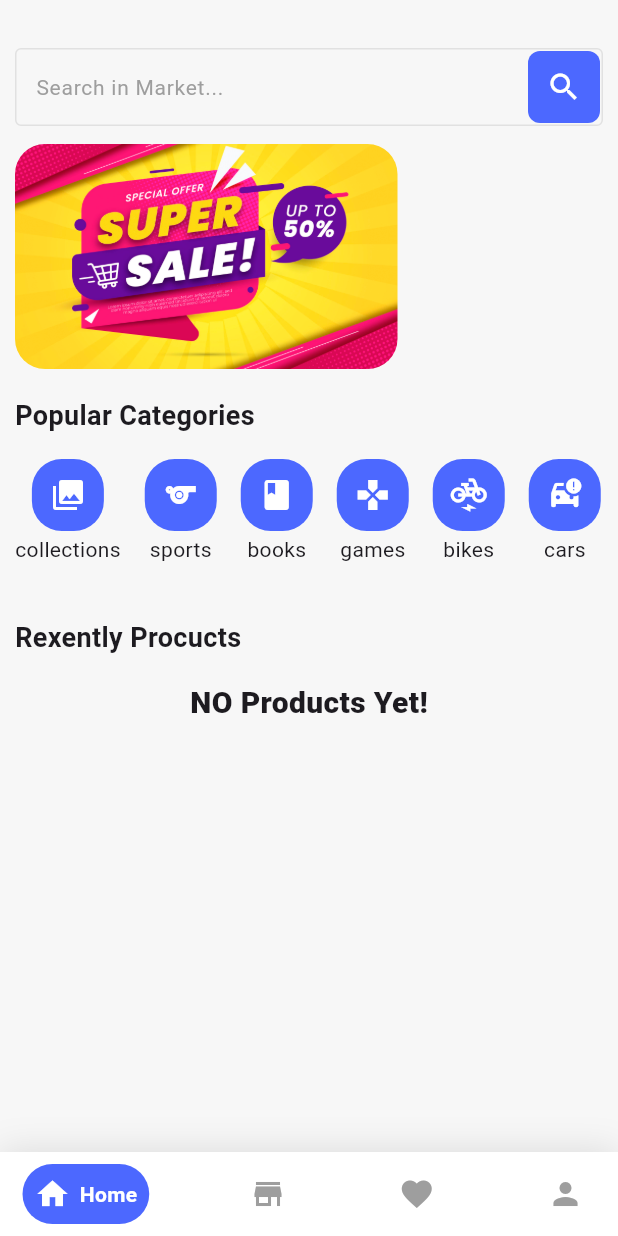
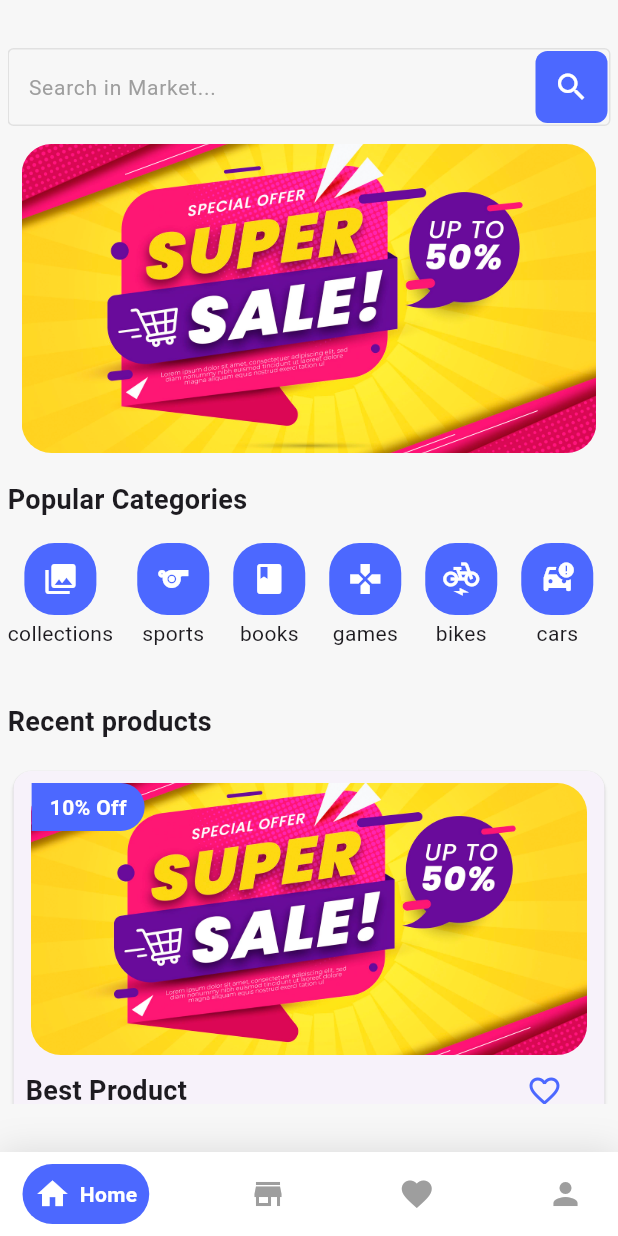
Before and after one commit to Siamoo/My_Market, a Flutter app: the screen it shows after launch, on a phone screen of 412 x 824 dp. Run offline on Flutter 3.47's test engine with Material 3 defaults, Android fonts, the phone set to English and light mode, and no system bars; drawn by our look-alikes of google_nav_bar; our stand-ins replace flutter_bloc.

Commit message:
Add recentproducts Item to home view

```diff
--- a/lib/main.dart
+++ b/lib/main.dart
@@ -1,6 +1,4 @@
 import 'package:e_commerce/core/app_colors.dart';
-import 'package:e_commerce/views/auth/ui/login_view.dart';
-import 'package:e_commerce/views/auth/ui/signup_view.dart';
 import 'package:e_commerce/views/nav_bar/ui/main_home_view.dart';
 import 'package:flutter/material.dart';
 
--- a/lib/views/auth/ui/signup_view.dart
+++ b/lib/views/auth/ui/signup_view.dart
@@ -1,8 +1,6 @@
 import 'package:e_commerce/core/app_colors.dart';
 import 'package:e_commerce/core/navigation_service.dart';
-import 'package:e_commerce/views/auth/ui/login_view.dart';
 import 'package:e_commerce/views/auth/ui/widgets/custom_email_text_form_field.dart';
-import 'package:e_commerce/views/auth/ui/widgets/custom_forgot_pass_text_button.dart';
 import 'package:e_commerce/views/auth/ui/widgets/custom_login_button.dart';
 import 'package:e_commerce/views/auth/ui/widgets/custom_name_text_form_field.dart';
 import 'package:e_commerce/views/auth/ui/widgets/custom_sign_up_text_button.dart';
--- a/lib/views/auth/ui/widgets/custom_sign_up_text_button.dart
+++ b/lib/views/auth/ui/widgets/custom_sign_up_text_button.dart
@@ -1,5 +1,4 @@
 import 'package:e_commerce/core/app_colors.dart';
-import 'package:e_commerce/views/auth/ui/login_view.dart';
 import 'package:flutter/material.dart';
 
 class CustomSignUpTextButton extends StatelessWidget {
--- /dev/null
+++ b/lib/views/home/widgets/custom_home_recent_product_item.dart
@@ -0,0 +1,126 @@
+import 'package:e_commerce/core/app_colors.dart';
+import 'package:e_commerce/views/home/widgets/custom_image.dart';
+import 'package:flutter/material.dart';
+
+class CustomHomeRecentProductsItem extends StatelessWidget {
+  const CustomHomeRecentProductsItem({
+    super.key,
+    required this.screenWidth,
+    required this.screenHeight,
+    required this.sale,
+    required this.productName,
+    required this.productCount,
+    required this.pastCount,
+  });
+
+  final double screenWidth;
+  final double screenHeight;
+  final int sale;
+  final String productName;
+  final int productCount;
+  final int pastCount;
+
+  @override
+  Widget build(BuildContext context) {
+    return Card(
+      child: Padding(
+        padding: const EdgeInsets.all(8.0),
+        child: Column(
+          children: [
+            Stack(
+              clipBehavior: Clip.none,
+              children: [
+                CustomImage(
+                  width: screenWidth * 0.9,
+                  height: screenHeight * 0.22,
+                  imageUrl: 'assets/images/product.jpg',
+                ),
+                Positioned(
+                  top:
+                      (screenHeight *
+                      0.00001), // 10% of image height above the image
+                  left: .5, // adjust as needed
+                  child: Container(
+                    padding: EdgeInsets.symmetric(horizontal: 12, vertical: 6),
+                    decoration: BoxDecoration(
+                      color: AppColors.kPrimaryColor,
+                      borderRadius: BorderRadius.only(
+                        topRight: Radius.circular(20),
+                        bottomRight: Radius.circular(20),
+                      ),
+                    ),
+                    child: Text(
+                      '$sale% Off',
+                      style: TextStyle(
+                        color: Colors.white,
+                        fontWeight: FontWeight.bold,
+                        fontSize: 14,
+                      ),
+                    ),
+                  ),
+                ),
+              ],
+            ),
+            Row(
+              children: [
+                Text(
+                  productName,
+                  style: TextStyle(fontSize: 18, fontWeight: FontWeight.bold),
+                ),
+                Spacer(),
+                IconButton(
+                  onPressed: () {},
+                  icon: Icon(Icons.favorite_border),
+                  color: AppColors.kPrimaryColor,
+                ),
+                SizedBox(width: 8),
+              ],
+            ),
+            Row(
+              children: [
+                Column(
+                  children: [
+                    Text(
+                      '$productCount LE',
+                      style: TextStyle(
+                        fontSize: 16,
+                        fontWeight: FontWeight.bold,
+                      ),
+                    ),
+                    // ...inside your Column in the Row...
+                    Text(
+                      '$pastCount LE',
+                      style: TextStyle(
+                        fontSize: 14,
+                        fontWeight: FontWeight.bold,
+                        color: Colors.grey,
+                        decoration: TextDecoration
+                            .lineThrough, // <-- this adds the line
+                      ),
+                    ),
+                  ],
+                ),
+                Spacer(),
+                ElevatedButton(
+                  onPressed: () {},
+                  style: ElevatedButton.styleFrom(
+                    padding: EdgeInsets.symmetric(horizontal: 20, vertical: 10),
+                    backgroundColor: AppColors.kPrimaryColor,
+                    shape: RoundedRectangleBorder(
+                      borderRadius: BorderRadius.circular(10),
+                    ),
+                  ),
+                  child: Text(
+                    'buy now',
+                    style: TextStyle(color: AppColors.kWhiteColor),
+                  ),
+                ),
+                SizedBox(width: 8),
+              ],
+            ),
+          ],
+        ),
+      ),
+    );
+  }
+}
--- /dev/null
+++ b/lib/views/home/widgets/custom_image.dart
@@ -0,0 +1,20 @@
+import 'package:flutter/material.dart';
+
+class CustomImage extends StatelessWidget {
+  const CustomImage({super.key, required this.width, required this.height, required this.imageUrl});
+  final double width;
+  final double height;
+  final String imageUrl;
+  @override
+  Widget build(BuildContext context) {
+    return ClipRRect(
+      borderRadius: BorderRadius.circular(20),
+      child: Image.asset(
+        'assets/images/5694129.jpg',
+        width: width,
+        height: height,
+        fit: BoxFit.cover,
+      ),
+    );
+  }
+}
--- a/lib/views/home/widgets/custom_popular_categories_item.dart
+++ b/lib/views/home/widgets/custom_popular_categories_item.dart
@@ -7,7 +7,9 @@ class CustomPopularCategoriesItem extends StatelessWidget {
   final String itemName;
   @override
   Widget build(BuildContext context) {
-    return Column(
+    return Row(
+      children: [
+        Column(
           children: [
             Container(
               decoration: BoxDecoration(
@@ -23,6 +25,9 @@ class CustomPopularCategoriesItem extends StatelessWidget {
             SizedBox(height: 2),
             Text(itemName),
           ],
+        ),
+        SizedBox(width: 16),
+      ],
     );
   }
 }
--- /dev/null
+++ b/lib/views/home/widgets/custom_populer_categories_list.dart
@@ -0,0 +1,12 @@
+
+
+import 'package:flutter/material.dart';
+
+final List<Map<String, dynamic>> popularCategories = [
+  {'icon': Icons.collections, 'name': 'collections'},
+  {'icon': Icons.sports, 'name': 'sports'},
+  {'icon': Icons.book, 'name': 'books'},
+  {'icon': Icons.gamepad, 'name': 'games'},
+  {'icon': Icons.electric_bike, 'name': 'bikes'},
+  {'icon': Icons.car_crash, 'name': 'cars'},
+];
--- a/lib/views/home/widgets/home_view_body.dart
+++ b/lib/views/home/widgets/home_view_body.dart
@@ -1,6 +1,8 @@
-import 'package:e_commerce/core/app_colors.dart';
+import 'package:e_commerce/views/home/widgets/custom_home_recent_product_item.dart';
+import 'package:e_commerce/views/home/widgets/custom_image.dart';
 import 'package:e_commerce/views/home/widgets/custom_popular_categories_item.dart';
 import 'package:e_commerce/core/components/custom_serach_text_form_field.dart';
+import 'package:e_commerce/views/home/widgets/custom_populer_categories_list.dart';
 import 'package:flutter/material.dart';
 
 class HomeViewBody extends StatelessWidget {
@@ -8,8 +10,10 @@ class HomeViewBody extends StatelessWidget {
 
   @override
   Widget build(BuildContext context) {
+    final screenWidth = MediaQuery.of(context).size.width;
+    final screenHeight = MediaQuery.of(context).size.height;
     return Padding(
-      padding: const EdgeInsets.symmetric(horizontal: 10, vertical: 32),
+      padding: const EdgeInsets.symmetric(horizontal: 5, vertical: 32),
       child: CustomScrollView(
         slivers: [
           SliverToBoxAdapter(
@@ -18,15 +22,14 @@ class HomeViewBody extends StatelessWidget {
               children: [
                 CustomSearchTextFormField(),
                 SizedBox(height: 12),
-                ClipRRect(
-                  borderRadius: BorderRadius.circular(20),
-                  child: Image.asset(
-                    'assets/images/5694129.jpg',
-                    width: 255,
-                    height: 150,
-                    fit: BoxFit.cover,
+                Center(
+                  child: CustomImage(
+                    width: screenWidth * 0.93,
+                    height: screenHeight * 0.25,
+                    imageUrl: 'assets/images/5694129.jpg',
                   ),
                 ),
+
                 SizedBox(height: 18),
                 Text(
                   'Popular Categories',
@@ -39,22 +42,16 @@ class HomeViewBody extends StatelessWidget {
           SliverToBoxAdapter(
             child: SizedBox(
               height: 80,
-              child: ListView(
+              child: ListView.builder(
                 scrollDirection: Axis.horizontal,
-                children: [
-                  CustomPopularCategoriesItem(iconData: Icons.collections, itemName: 'collections',),
-                  SizedBox(width: 16),
-                  CustomPopularCategoriesItem(iconData: Icons.sports, itemName: 'sports',),
-                  SizedBox(width: 16),
-                  CustomPopularCategoriesItem(iconData: Icons.book, itemName: 'books',),
-                  SizedBox(width: 16),
-                  CustomPopularCategoriesItem(iconData: Icons.gamepad, itemName: 'games',),
-                  SizedBox(width: 16),
-                  CustomPopularCategoriesItem(iconData: Icons.electric_bike, itemName: 'bikes',),
-                  SizedBox(width: 16),
-                  CustomPopularCategoriesItem(iconData: Icons.car_crash, itemName: 'cars',),
-
-                ],
+                itemCount: popularCategories.length,
+                itemBuilder: (context, index) {
+                  final item = popularCategories[index];
+                  return CustomPopularCategoriesItem(
+                    iconData: item['icon'],
+                    itemName: item['name'],
+                  );
+                },
               ),
             ),
           ),
@@ -64,21 +61,17 @@ class HomeViewBody extends StatelessWidget {
               children: [
                 SizedBox(height: 26),
                 Text(
-                  'Rexently Procucts',
+                  'Recent products',
                   style: TextStyle(fontSize: 18, fontWeight: FontWeight.bold),
                 ),
                 SizedBox(height: 16),
-                Row(
-                  mainAxisAlignment: MainAxisAlignment.center,
-                  children: [
-                    Text(
-                      'NO Products Yet!',
-                      style: TextStyle(
-                        fontSize: 20,
-                        fontWeight: FontWeight.w900,
-                      ),
-                    ),
-                  ],
+                CustomHomeRecentProductsItem(
+                  screenWidth: screenWidth,
+                  screenHeight: screenHeight,
+                  sale: 10,
+                  productName: 'Best Product',
+                  productCount: 253,
+                  pastCount: 290,
                 ),
               ],
             ),
```
Also changed, not shown: 1 other file. Lines whose indentation alone changed are shown as unchanged.
